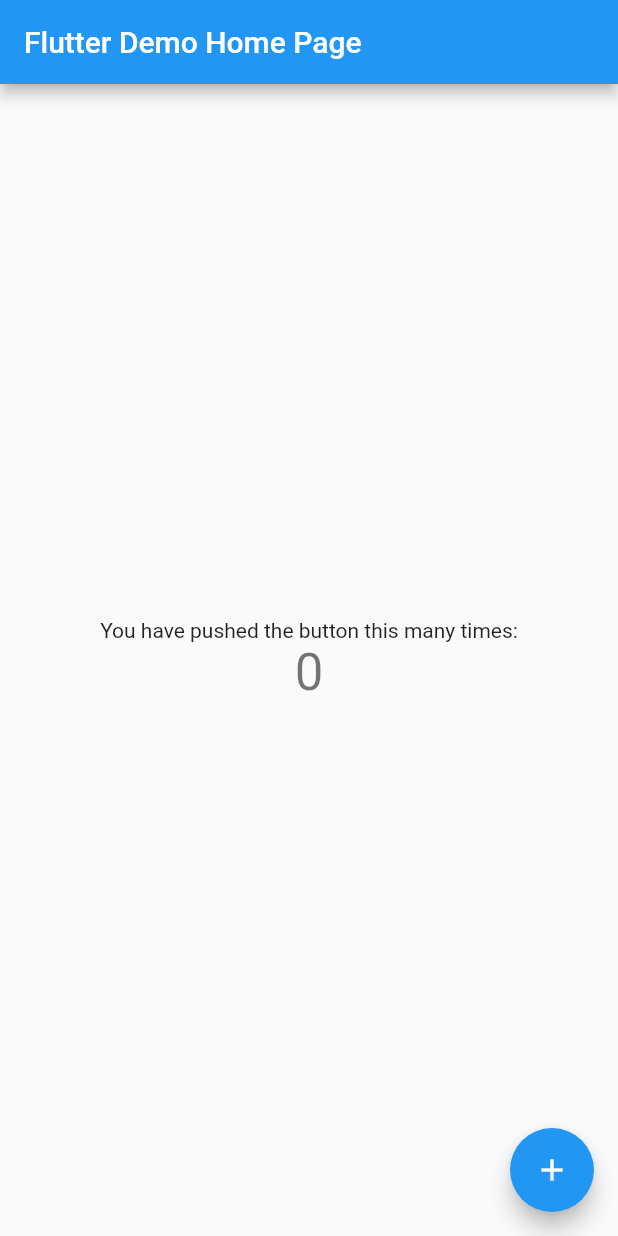
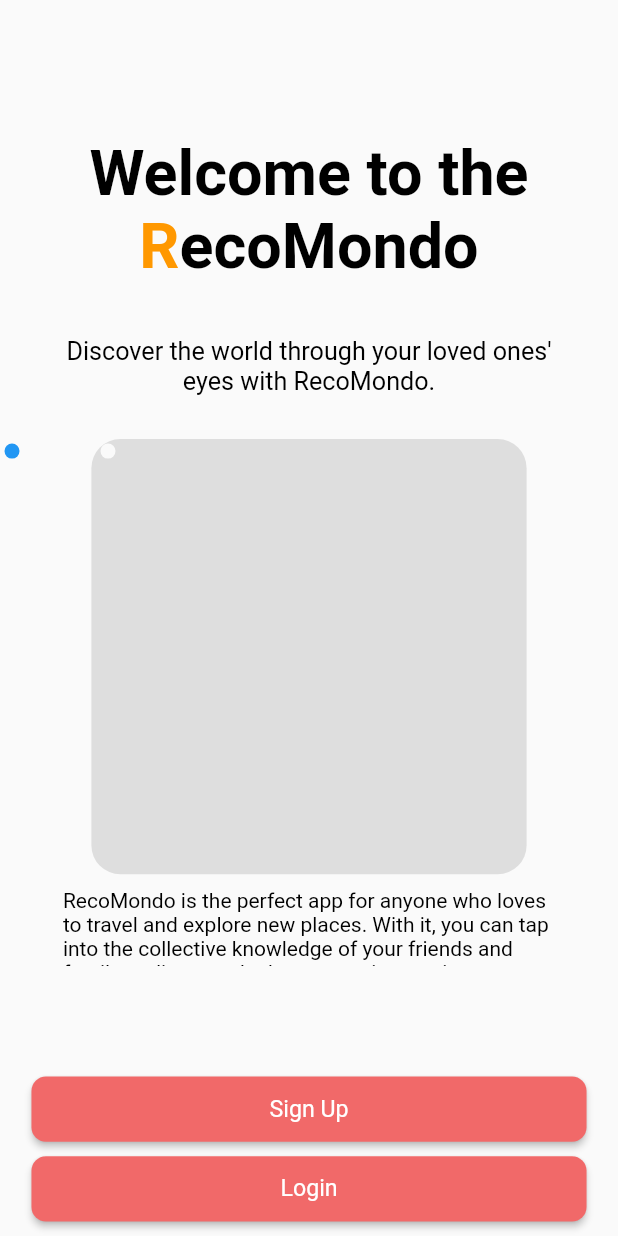
Before and after one commit to LakshithVithana/recomondo, a Flutter app: the screen it shows after launch, on a phone screen of 412 x 824 dp. Run offline on Flutter 3.47's test engine with Material 2 defaults, Android fonts, the phone set to English and light mode, and no system bars; drawn by our look-alikes of card_swiper; our stand-ins replace flutter_screenutil, google_fonts.

Commit message:
welcome page added

```diff
--- /dev/null
+++ b/lib/constants/app_constants.dart
@@ -0,0 +1,3 @@
+import 'package:flutter/material.dart';
+
+const Color buttonColor = Color(0xffF16969);
--- /dev/null
+++ b/lib/core/widgets/button_custom_widget.dart
@@ -0,0 +1,43 @@
+import 'package:flutter/material.dart';
+import 'package:flutter_screenutil/flutter_screenutil.dart';
+import 'package:recomondo/constants/app_constants.dart';
+import 'package:recomondo/core/widgets/text_custom_widget.dart';
+
+class ButtonCustomWidget extends StatelessWidget {
+  const ButtonCustomWidget({
+    Key? key,
+    required this.buttonText,
+    required this.callback,
+  }) : super(key: key);
+  final String buttonText;
+  final VoidCallback callback;
+
+  @override
+  Widget build(BuildContext context) {
+    return Padding(
+      padding: EdgeInsets.symmetric(
+        horizontal: 20.w,
+      ),
+      child: SizedBox(
+        height: 45.h,
+        child: ElevatedButton(
+          style: ElevatedButton.styleFrom(
+            backgroundColor: buttonColor,
+            shape: RoundedRectangleBorder(
+              borderRadius: BorderRadius.circular(10.0.h),
+              // side: const BorderSide(color: Colors.red, width: 2.0),
+            ),
+          ),
+          onPressed: () {},
+          child: TextCustomWidget(
+            text: buttonText,
+            textAlign: TextAlign.center,
+            containerAlignment: Alignment.center,
+            textColor: Colors.white,
+            fontSize: 16.h,
+          ),
+        ),
+      ),
+    );
+  }
+}
--- /dev/null
+++ b/lib/core/widgets/container_custom.dart
@@ -0,0 +1,80 @@
+import 'package:flutter/material.dart';
+
+class ContainerCustom extends StatelessWidget {
+  final Widget? child;
+  final double? height;
+  final double? width;
+  final EdgeInsetsGeometry? margin;
+  final double marginLeft;
+  final double marginRight;
+  final double marginBottom;
+  final double marginTop;
+  final EdgeInsetsGeometry? padding;
+  final double paddingLeft;
+  final double paddingRight;
+  final double paddingBottom;
+  final double paddingTop;
+  final Alignment alignment;
+  final BoxBorder? border;
+  final BorderRadius? borderRadius;
+  final Color? bgColor;
+  final DecorationImage? decorationImage;
+  final Gradient? gradient;
+  final List<BoxShadow>? shadow;
+
+  const ContainerCustom({
+    Key? key,
+    this.height,
+    this.width,
+    this.marginLeft = 0,
+    this.marginRight = 0,
+    this.marginBottom = 0,
+    this.marginTop = 0,
+    this.paddingLeft = 0,
+    this.paddingRight = 0,
+    this.paddingBottom = 0,
+    this.paddingTop = 0,
+    this.alignment = Alignment.center,
+    this.border,
+    this.borderRadius,
+    this.bgColor,
+    this.decorationImage,
+    this.child,
+    this.margin,
+    this.padding,
+    this.gradient,
+    this.shadow,
+  }) : super(key: key);
+
+  @override
+  Widget build(BuildContext context) {
+    return Container(
+      decoration: BoxDecoration(
+        border: border,
+        borderRadius: borderRadius,
+        gradient: gradient,
+        image: decorationImage,
+        color: (gradient == null) ? bgColor : null,
+        boxShadow: shadow,
+      ),
+      alignment: alignment,
+      margin: margin ??
+          EdgeInsets.fromLTRB(
+            marginLeft,
+            marginTop,
+            marginRight,
+            marginBottom,
+          ),
+      padding: padding ??
+          EdgeInsets.fromLTRB(
+            paddingLeft,
+            paddingTop,
+            paddingRight,
+            paddingBottom,
+          ),
+      height: height != null ? height! : height,
+      width: width != null ? width! : width,
+      child: child,
+    );
+  }
+}
--- /dev/null
+++ b/lib/core/widgets/text_custom_widget.dart
@@ -0,0 +1,82 @@
+import 'package:flutter/material.dart';
+import 'package:recomondo/core/widgets/container_custom.dart';
+
+class TextCustomWidget extends StatelessWidget {
+  final String text;
+  final double? height;
+  final double? width;
+  final Alignment containerAlignment;
+  final Color textColor;
+  final double fontSize;
+  final FontWeight fontWeight;
+  final FontStyle fontStyle;
+  final double marginLeft;
+  final double marginRight;
+  final double marginBottom;
+  final double marginTop;
+  final TextAlign textAlign;
+  final TextStyle? textStyle;
+  final double? letterSpacing;
+  final double? wordSpacing;
+  final TextDecoration? textDecoration;
+  final TextOverflow? overflow;
+  final TextDirection? textDirection;
+
+  final int? maxLines;
+
+  const TextCustomWidget({
+    Key? key,
+    required this.text,
+    this.height,
+    this.width,
+    this.containerAlignment = Alignment.centerLeft,
+    this.textColor = Colors.black,
+    this.textStyle,
+    this.fontSize = 14,
+    this.fontWeight = FontWeight.normal,
+    this.fontStyle = FontStyle.normal,
+    this.marginLeft = 0,
+    this.marginRight = 0,
+    this.marginBottom = 0,
+    this.marginTop = 0,
+    this.textAlign = TextAlign.left,
+    this.letterSpacing,
+    this.textDecoration,
+    this.overflow,
+    this.wordSpacing,
+    this.textDirection,
+    this.maxLines,
+  }) : super(key: key);
+
+  @override
+  Widget build(BuildContext context) {
+    return ContainerCustom(
+      height: height,
+      width: width,
+      paddingBottom: marginBottom,
+      paddingLeft: marginLeft,
+      paddingTop: marginTop,
+      paddingRight: marginRight,
+      alignment: containerAlignment,
+      child: Text(
+        text,
+        textAlign: textAlign,
+        textWidthBasis: TextWidthBasis.parent,
+        overflow: overflow ?? TextOverflow.visible,
+        maxLines: maxLines,
+        textDirection: textDirection,
+        style: textStyle ??
+            TextStyle(
+              color: textColor,
+              fontSize: fontSize,
+              fontWeight: fontWeight,
+              fontStyle: fontStyle,
+              letterSpacing: letterSpacing,
+              decoration: textDecoration,
+              overflow: overflow,
+              wordSpacing: wordSpacing,
+            ),
+      ),
+    );
+  }
+}
--- a/lib/main.dart
+++ b/lib/main.dart
@@ -1,4 +1,7 @@
 import 'package:flutter/material.dart';
+import 'package:flutter_screenutil/flutter_screenutil.dart';
+import 'package:google_fonts/google_fonts.dart';
+import 'package:recomondo/screens/welcome/presentation/welcome_page.dart';
 
 void main() {
   runApp(const MyApp());
@@ -9,61 +12,18 @@ class MyApp extends StatelessWidget {
 
   @override
   Widget build(BuildContext context) {
-    return MaterialApp(
-      title: 'Recomondo',
-      theme: ThemeData(
-        primarySwatch: Colors.blue,
-      ),
-      home: const MyHomePage(title: 'Flutter Demo Home Page'),
+    return ScreenUtilInit(
+      designSize: const Size(393, 852),
+      builder: (context, child) {
+        return MaterialApp(
+          title: 'Recomondo',
+          theme: ThemeData(
+            primarySwatch: Colors.blue,
+            textTheme: GoogleFonts.robotoTextTheme(),
+          ),
+          home: const WelcomePage(),
+        );
+      },
     );
   }
 }
-
-class MyHomePage extends StatefulWidget {
-  const MyHomePage({super.key, required this.title});
-
-  final String title;
-
-  @override
-  State<MyHomePage> createState() => _MyHomePageState();
-}
-
-class _MyHomePageState extends State<MyHomePage> {
-  int _counter = 0;
-
-  void _incrementCounter() {
-    setState(() {
-      _counter++;
-    });
-  }
-
-  @override
-  Widget build(BuildContext context) {
-    //
-
-    return Scaffold(
-      appBar: AppBar(
-        title: Text(widget.title),
-      ),
-      body: Center(
-        child: Column(
-          mainAxisAlignment: MainAxisAlignment.center,
-          children: <Widget>[
-            const Text(
-              'You have pushed the button this many times:',
-            ),
-            Text(
-              '$_counter',
-              style: Theme.of(context).textTheme.headlineMedium,
-            ),
-          ],
-        ),
-      ),
-      floatingActionButton: FloatingActionButton(
-        onPressed: _incrementCounter,
-        tooltip: 'Increment',
-        child: const Icon(Icons.add),
-      ),
-    );
-  }
-}
--- /dev/null
+++ b/lib/screens/welcome/presentation/welcome_page.dart
@@ -0,0 +1,81 @@
+import 'package:card_swiper/card_swiper.dart';
+import 'package:flutter/material.dart';
+import 'package:flutter_screenutil/flutter_screenutil.dart';
+import 'package:recomondo/core/widgets/button_custom_widget.dart';
+import 'package:recomondo/core/widgets/text_custom_widget.dart';
+import 'package:recomondo/screens/welcome/presentation/widgets/welcome_message_widget.dart';
+
+class WelcomePage extends StatelessWidget {
+  const WelcomePage({Key? key}) : super(key: key);
+
+  @override
+  Widget build(BuildContext context) {
+    return Scaffold(
+      body: Column(
+        children: [
+          TextCustomWidget(
+            marginTop: 94.h,
+            text: "Welcome to the",
+            fontSize: 40.sp,
+            fontWeight: FontWeight.w700,
+            containerAlignment: Alignment.center,
+          ),
+          RichText(
+            text: TextSpan(
+              text: 'R',
+              style: TextStyle(
+                color: Colors.orange,
+                fontSize: 40.sp,
+                fontWeight: FontWeight.w700,
+              ),
+              children: const <TextSpan>[
+                TextSpan(
+                    text: 'ecoMondo',
+                    style: TextStyle(
+                      color: Colors.black,
+                    )),
+              ],
+            ),
+          ),
+          TextCustomWidget(
+            text:
+                "Discover the world through your loved ones' eyes with RecoMondo.",
+            marginTop: 36.h,
+            fontSize: 16.sp,
+            fontWeight: FontWeight.w400,
+            containerAlignment: Alignment.center,
+            textAlign: TextAlign.center,
+            marginLeft: 40.w,
+            marginRight: 40.w,
+            marginBottom: 30.h,
+          ),
+          Expanded(
+            child: Swiper(
+              itemCount: 5,
+              itemBuilder: (context, index) => const WelcomeMessageWidget(),
+              pagination: const DotSwiperPaginationBuilder(),
+              // control: const SwiperControl(),
+            ),
+          ),
+          SizedBox(
+            height: 76.h,
+          ),
+          ButtonCustomWidget(
+            buttonText: "Sign Up",
+            callback: () {},
+          ),
+          SizedBox(
+            height: 10.h,
+          ),
+          ButtonCustomWidget(
+            buttonText: "Login",
+            callback: () {},
+          ),
+          SizedBox(
+            height: 10.h,
+          ),
+        ],
+      ),
+    );
+  }
+}
--- /dev/null
+++ b/lib/screens/welcome/presentation/widgets/welcome_message_widget.dart
@@ -0,0 +1,34 @@
+import 'package:flutter/material.dart';
+import 'package:flutter_screenutil/flutter_screenutil.dart';
+import 'package:recomondo/core/widgets/container_custom.dart';
+import 'package:recomondo/core/widgets/text_custom_widget.dart';
+
+class WelcomeMessageWidget extends StatelessWidget {
+  const WelcomeMessageWidget({Key? key}) : super(key: key);
+
+  @override
+  Widget build(BuildContext context) {
+    return Padding(
+      padding: EdgeInsets.symmetric(
+        horizontal: 40.w,
+      ),
+      child: Column(
+        children: [
+          ContainerCustom(
+            height: 300.h,
+            width: 300.h,
+            bgColor: const Color(0xffDEDEDE),
+            borderRadius: BorderRadius.circular(
+              20.h,
+            ),
+          ),
+          TextCustomWidget(
+            marginTop: 10.h,
+            text:
+                "RecoMondo is the perfect app for anyone who loves to travel and explore new places. With it, you can tap into the collective knowledge of your friends and family to discover the best spots in any city or town.",
+          ),
+        ],
+      ),
+    );
+  }
+}
--- a/pubspec.yaml
+++ b/pubspec.yaml
@@ -35,6 +35,9 @@ dependencies:
   # The following adds the Cupertino Icons font to your application.
   # Use with the CupertinoIcons class for iOS style icons.
   cupertino_icons: ^1.0.2
+  flutter_screenutil: ^5.7.0
+  google_fonts: ^4.0.4
+  card_swiper: ^2.0.4
 
 dev_dependencies:
   flutter_test:
```
Also changed, not shown: pubspec.lock, 4 other files.
